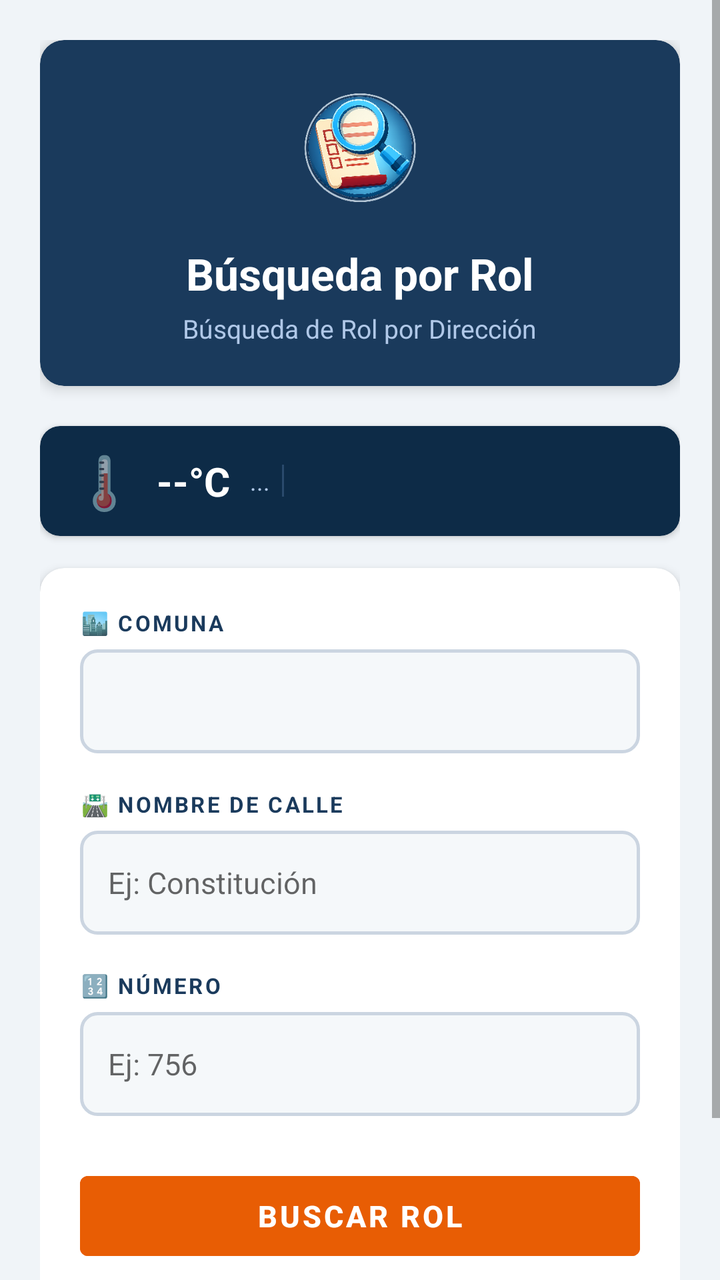
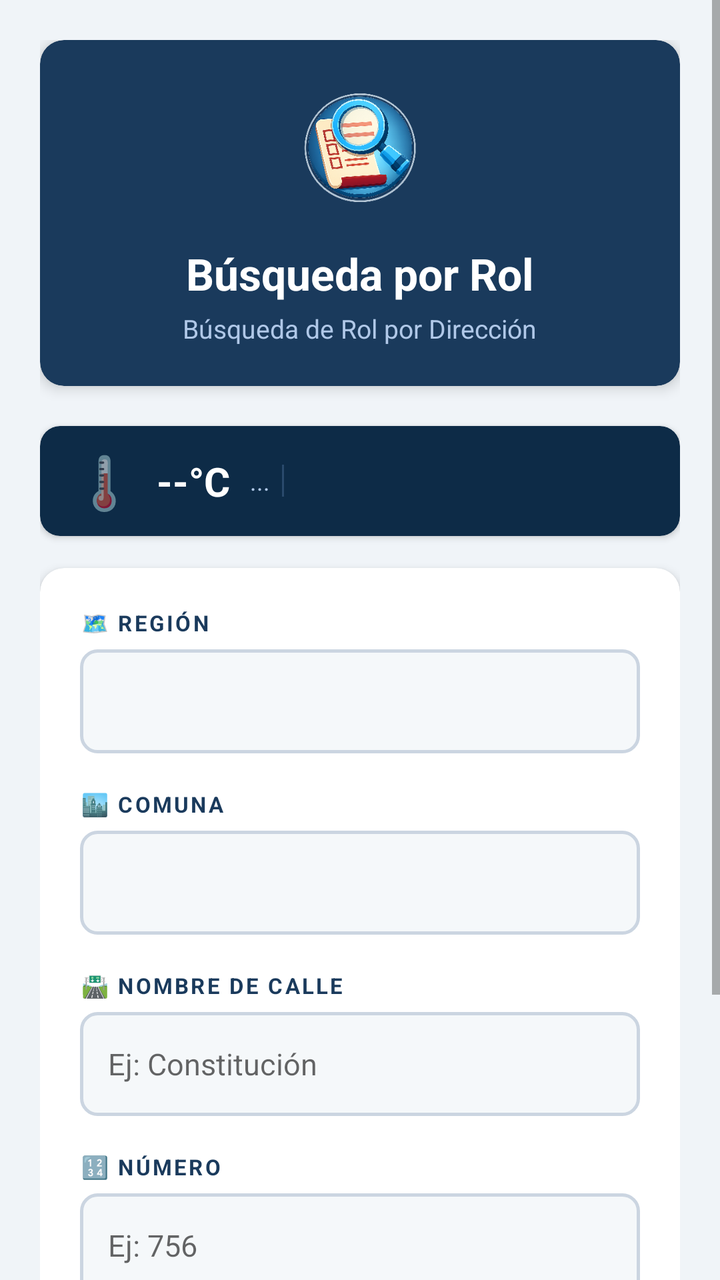

Two renders of the same Android screen: before a commit and after it. Below are the layout's source before the change and the commit's diff.
<!-- AndroidManifest.xml: application theme Theme.SIIRol -->
<!-- res/layout/activity_main.xml -->
<?xml version="1.0" encoding="utf-8"?>
<ScrollView xmlns:android="http://schemas.android.com/apk/res/android"
    xmlns:app="http://schemas.android.com/apk/res-auto"
    android:layout_width="match_parent"
    android:layout_height="match_parent"
    android:background="#F0F4F8"
    android:fillViewport="true">

    <LinearLayout
        android:layout_width="match_parent"
        android:layout_height="wrap_content"
        android:orientation="vertical"
        android:padding="20dp">

        
        <androidx.cardview.widget.CardView
            android:layout_width="match_parent"
            android:layout_height="wrap_content"
            android:layout_marginBottom="20dp"
            app:cardCornerRadius="12dp"
            app:cardElevation="4dp"
            app:cardBackgroundColor="#1A3A5C">

            <LinearLayout
                android:layout_width="match_parent"
                android:layout_height="wrap_content"
                android:orientation="vertical"
                android:padding="20dp"
                android:gravity="center">

                <ImageView
                    android:layout_width="72dp"
                    android:layout_height="72dp"
                    android:src="@drawable/ic_logo"
                    android:scaleType="fitCenter"
                    android:layout_marginBottom="10dp"/>

                <TextView
                    android:layout_width="wrap_content"
                    android:layout_height="wrap_content"
                    android:text="Búsqueda por Rol"
                    android:textSize="22sp"
                    android:textStyle="bold"
                    android:textColor="#FFFFFF"/>

                <TextView
                    android:layout_width="wrap_content"
                    android:layout_height="wrap_content"
                    android:text="Búsqueda de Rol por Dirección"
                    android:textSize="13sp"
                    android:textColor="#B0C8E8"
                    android:layout_marginTop="4dp"/>
            </LinearLayout>
        </androidx.cardview.widget.CardView>

        
        <androidx.cardview.widget.CardView
            android:id="@+id/cardClima"
            android:layout_width="match_parent"
            android:layout_height="wrap_content"
            android:layout_marginBottom="16dp"
            app:cardCornerRadius="10dp"
            app:cardElevation="2dp"
            app:cardBackgroundColor="#0D2B47">

            <LinearLayout
                android:layout_width="match_parent"
                android:layout_height="wrap_content"
                android:orientation="horizontal"
                android:paddingStart="16dp"
                android:paddingEnd="16dp"
                android:paddingTop="10dp"
                android:paddingBottom="10dp"
                android:gravity="center_vertical">

                <TextView
                    android:id="@+id/tvClimaIcono"
                    android:layout_width="wrap_content"
                    android:layout_height="wrap_content"
                    android:text="🌡"
                    android:textSize="26sp"
                    android:layout_marginEnd="10dp"/>

                <TextView
                    android:id="@+id/tvClimaTemp"
                    android:layout_width="wrap_content"
                    android:layout_height="wrap_content"
                    android:text="--°C"
                    android:textSize="20sp"
                    android:textStyle="bold"
                    android:textColor="#FFFFFF"
                    android:layout_marginEnd="10dp"/>

                <TextView
                    android:id="@+id/tvClimaDesc"
                    android:layout_width="wrap_content"
                    android:layout_height="wrap_content"
                    android:text="..."
                    android:textSize="12sp"
                    android:textColor="#B0C8E8"
                    android:layout_marginEnd="6dp"/>

                <View
                    android:layout_width="1dp"
                    android:layout_height="16dp"
                    android:background="#2A4A6C"
                    android:layout_marginEnd="6dp"/>

                <TextView
                    android:id="@+id/tvClimaDetalle"
                    android:layout_width="0dp"
                    android:layout_height="wrap_content"
                    android:layout_weight="1"
                    android:text=""
                    android:textSize="11sp"
                    android:textColor="#7A9BBF"/>

            </LinearLayout>
        </androidx.cardview.widget.CardView>

        
        <HorizontalScrollView
            android:id="@+id/scrollHistorial"
            android:layout_width="match_parent"
            android:layout_height="wrap_content"
            android:layout_marginBottom="12dp"
            android:scrollbars="none"
            android:visibility="gone">

            <LinearLayout
                android:id="@+id/containerHistorial"
                android:layout_width="wrap_content"
                android:layout_height="wrap_content"
                android:orientation="horizontal"
                android:paddingStart="4dp"
                android:paddingEnd="4dp"/>

        </HorizontalScrollView>

        
        <androidx.cardview.widget.CardView
            android:layout_width="match_parent"
            android:layout_height="wrap_content"
            android:layout_marginBottom="16dp"
            app:cardCornerRadius="12dp"
            app:cardElevation="3dp"
            app:cardBackgroundColor="#FFFFFF">

            <LinearLayout
                android:layout_width="match_parent"
                android:layout_height="wrap_content"
                android:orientation="vertical"
                android:padding="20dp">

                
                <TextView
                    android:layout_width="wrap_content"
                    android:layout_height="wrap_content"
                    android:text="🏙 COMUNA"
                    android:textSize="11sp"
                    android:textStyle="bold"
                    android:textColor="#1A3A5C"
                    android:letterSpacing="0.1"
                    android:layout_marginBottom="6dp"/>

                
                <Spinner
                    android:id="@+id/spinnerComuna"
                    android:layout_width="match_parent"
                    android:layout_height="52dp"
                    android:background="@drawable/bg_spinner"
                    android:paddingStart="14dp"
                    android:paddingEnd="14dp"
                    android:layout_marginBottom="18dp"/>

                
                <TextView
                    android:layout_width="wrap_content"
                    android:layout_height="wrap_content"
                    android:text="🛣 NOMBRE DE CALLE"
                    android:textSize="11sp"
                    android:textStyle="bold"
                    android:textColor="#1A3A5C"
                    android:letterSpacing="0.1"
                    android:layout_marginBottom="6dp"/>

                
                <EditText
                    android:id="@+id/etCalle"
                    android:layout_width="match_parent"
                    android:layout_height="52dp"
                    android:background="@drawable/bg_edittext"
                    android:hint="Ej: Constitución"
                    android:textSize="15sp"
                    android:inputType="textCapWords"
                    android:paddingStart="14dp"
                    android:paddingEnd="14dp"
                    android:layout_marginBottom="18dp"
                    android:imeOptions="actionNext"/>

                
                <TextView
                    android:layout_width="wrap_content"
                    android:layout_height="wrap_content"
                    android:text="🔢 NÚMERO"
                    android:textSize="11sp"
                    android:textStyle="bold"
                    android:textColor="#1A3A5C"
                    android:letterSpacing="0.1"
                    android:layout_marginBottom="6dp"/>

                
                <EditText
                    android:id="@+id/etNumero"
                    android:layout_width="match_parent"
                    android:layout_height="52dp"
                    android:background="@drawable/bg_edittext"
                    android:hint="Ej: 756"
                    android:textSize="15sp"
                    android:inputType="number"
                    android:paddingStart="14dp"
                    android:paddingEnd="14dp"
                    android:layout_marginBottom="24dp"
                    android:imeOptions="actionSearch"/>

                
                <Button
                    android:id="@+id/btnBuscar"
                    android:layout_width="match_parent"
                    android:layout_height="52dp"
                    android:text="BUSCAR ROL"
                    android:textSize="15sp"
                    android:textStyle="bold"
                    android:textColor="#FFFFFF"
                    android:backgroundTint="#E85D04"
                    android:stateListAnimator="@null"/>

            </LinearLayout>
        </androidx.cardview.widget.CardView>

        
        <ProgressBar
            android:id="@+id/progressBar"
            android:layout_width="wrap_content"
            android:layout_height="wrap_content"
            android:layout_gravity="center"
            android:layout_marginBottom="12dp"
            android:visibility="gone"
            android:indeterminateTint="#E85D04"/>

        
        <androidx.cardview.widget.CardView
            android:id="@+id/cardResultado"
            android:layout_width="match_parent"
            android:layout_height="wrap_content"
            app:cardCornerRadius="12dp"
            app:cardElevation="3dp"
            app:cardBackgroundColor="#FFFFFF"
            android:visibility="gone">

            <LinearLayout
                android:layout_width="match_parent"
                android:layout_height="wrap_content"
                android:orientation="vertical"
                android:padding="20dp">

                <TextView
                    android:layout_width="wrap_content"
                    android:layout_height="wrap_content"
                    android:text="📋 RESULTADO"
                    android:textSize="11sp"
                    android:textStyle="bold"
                    android:textColor="#1A3A5C"
                    android:letterSpacing="0.1"
                    android:layout_marginBottom="12dp"/>

                
                <TextView
                    android:id="@+id/tvResultado"
                    android:layout_width="match_parent"
                    android:layout_height="wrap_content"
                    android:textSize="14sp"
                    android:textColor="#1A1A2E"
                    android:lineSpacingMultiplier="1.5"
                    android:visibility="gone"/>

                
                <LinearLayout
                    android:id="@+id/containerResultados"
                    android:layout_width="match_parent"
                    android:layout_height="wrap_content"
                    android:orientation="vertical"/>

            </LinearLayout>
        </androidx.cardview.widget.CardView>

        
        <TextView
            android:layout_width="match_parent"
            android:layout_height="wrap_content"
            android:text="Creado por Cristian Machuca · Versión App 1.3"
            android:textSize="11sp"
            android:textColor="#8A9BB0"
            android:gravity="center"
            android:layout_marginTop="20dp"
            android:layout_marginBottom="8dp"/>

    </LinearLayout>
</ScrollView>
<!-- resources referenced by this layout -->
<resources>
  <!-- drawable bg_edittext (drawable) -->
  <?xml version="1.0" encoding="utf-8"?>
  <shape xmlns:android="http://schemas.android.com/apk/res/android">
      <solid android:color="#F5F8FA"/>
      <stroke android:width="1.5dp" android:color="#CBD5E1"/>
      <corners android:radius="8dp"/>
  </shape>
  <!-- drawable bg_spinner (drawable) -->
  <?xml version="1.0" encoding="utf-8"?>
  <shape xmlns:android="http://schemas.android.com/apk/res/android">
      <solid android:color="#F5F8FA"/>
      <stroke android:width="1.5dp" android:color="#CBD5E1"/>
      <corners android:radius="8dp"/>
  </shape>
  <!-- drawable ic_logo: png bitmap (drawable, 79754 bytes) -->
  <style name="Theme.SIIRol" parent="Theme.MaterialComponents.Light.NoActionBar">
          <item name="colorPrimary">@color/colorPrimary</item>
          <item name="colorAccent">@color/colorAccent</item>
          <item name="android:windowBackground">@color/colorBackground</item>
      </style>
  <color name="colorPrimary">#1A3A5C</color>
  <color name="colorAccent">#E85D04</color>
  <color name="colorBackground">#F0F4F8</color>
</resources>

<!-- the commit's change to res/layout/activity_main.xml (unified diff, before → after) -->
@@ -151,6 +151,27 @@
                 android:layout_height="wrap_content"
                 android:orientation="vertical"
                 android:padding="20dp">
+
+                
+                <TextView
+                    android:layout_width="wrap_content"
+                    android:layout_height="wrap_content"
+                    android:text="🗺 REGIÓN"
+                    android:textSize="11sp"
+                    android:textStyle="bold"
+                    android:textColor="#1A3A5C"
+                    android:letterSpacing="0.1"
+                    android:layout_marginBottom="6dp"/>
+
+                
+                <Spinner
+                    android:id="@+id/spinnerRegion"
+                    android:layout_width="match_parent"
+                    android:layout_height="52dp"
+                    android:background="@drawable/bg_spinner"
+                    android:paddingStart="14dp"
+                    android:paddingEnd="14dp"
+                    android:layout_marginBottom="18dp"/>
 
                 
                 <TextView
@@ -298,7 +319,7 @@
         <TextView
             android:layout_width="match_parent"
             android:layout_height="wrap_content"
-            android:text="Creado por Cristian Machuca · Versión App 1.3"
+            android:text="Creado por Cristian Machuca · Versión App 1.4"
             android:textSize="11sp"
             android:textColor="#8A9BB0"
             android:gravity="center"
